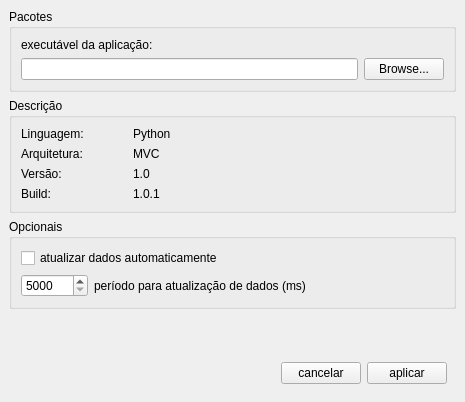
The window that resources/uiFiles/Config.ui (iagoofelipe/Unit-controle-financeiro) describes before a commit, drawn with Qt 5.
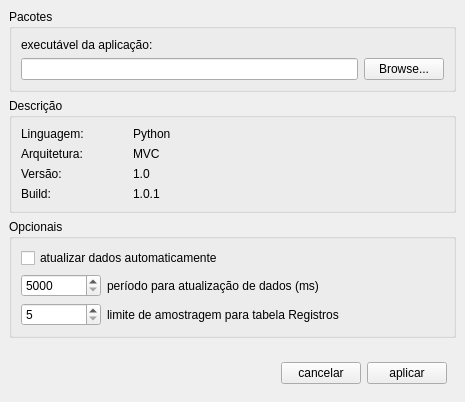
The same window after the commit.

Diff of the .ui file:
```diff
--- a/resources/uiFiles/Config.ui
+++ b/resources/uiFiles/Config.ui
@@ -132,7 +132,13 @@
         </widget>
        </item>
        <item row="2" column="0">
-        <widget class="QSpinBox" name="periodo_atualizar">
+        <widget class="QSpinBox" name="timeout">
+         <property name="minimumSize">
+          <size>
+           <width>80</width>
+           <height>0</height>
+          </size>
+         </property>
          <property name="readOnly">
           <bool>false</bool>
          </property>
@@ -154,6 +160,32 @@
          </property>
         </widget>
        </item>
+       <item row="3" column="0">
+        <widget class="QSpinBox" name="regTable_lengh">
+         <property name="minimumSize">
+          <size>
+           <width>80</width>
+           <height>0</height>
+          </size>
+         </property>
+         <property name="prefix">
+          <string/>
+         </property>
+         <property name="minimum">
+          <number>5</number>
+         </property>
+         <property name="maximum">
+          <number>1000</number>
+         </property>
+        </widget>
+       </item>
+       <item row="3" column="1">
+        <widget class="QLabel" name="label_5">
+         <property name="text">
+          <string>limite de amostragem para tabela Registros</string>
+         </property>
+        </widget>
+       </item>
       </layout>
      </widget>
     </item>
```
Left out of the diff: 2 changed lines with no effect on the pictures.
